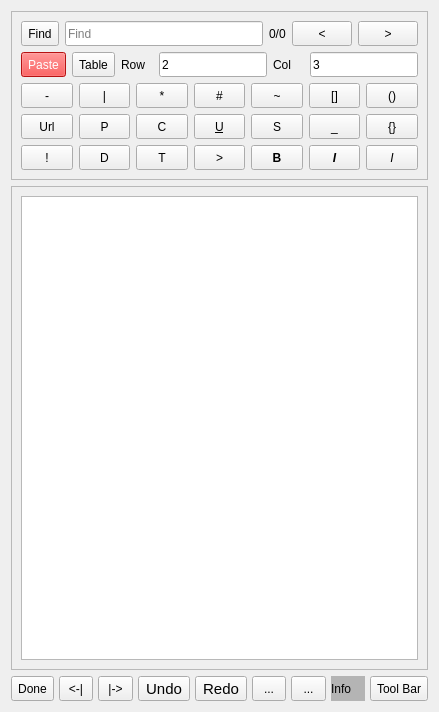
The window that src/Notes/Notes.ui (ic005k/Knot-Legacy) describes before a commit, drawn with Qt 5.
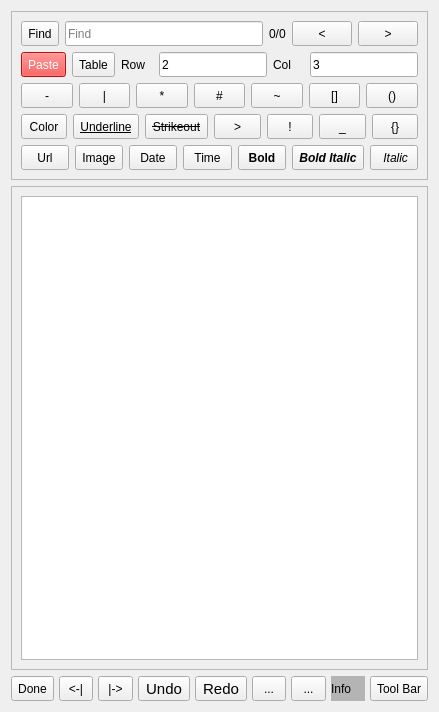
The same window after the commit. Icons and pictures are not drawn.

```diff
--- a/src/Notes/Notes.ui
+++ b/src/Notes/Notes.ui
@@ -482,79 +482,6 @@
       </item>
       <item>
        <layout class="QHBoxLayout" name="horizontalLayout">
-        <item>
-         <widget class="QToolButton" name="btnLink">
-          <property name="sizePolicy">
-           <sizepolicy hsizetype="Preferred" vsizetype="Fixed">
-            <horstretch>0</horstretch>
-            <verstretch>0</verstretch>
-           </sizepolicy>
-          </property>
-          <property name="minimumSize">
-           <size>
-            <width>0</width>
-            <height>25</height>
-           </size>
-          </property>
-          <property name="maximumSize">
-           <size>
-            <width>16777215</width>
-            <height>25</height>
-           </size>
-          </property>
-          <property name="text">
-           <string>Url</string>
-          </property>
-          <property name="icon">
-           <iconset resource="../../res.qrc">
-            <normaloff>:/res/url_l.png</normaloff>:/res/url_l.png</iconset>
-          </property>
-          <property name="iconSize">
-           <size>
-            <width>20</width>
-            <height>20</height>
-           </size>
-          </property>
-         </widget>
-        </item>
-        <item>
-         <widget class="QToolButton" name="btnPic">
-          <property name="sizePolicy">
-           <sizepolicy hsizetype="Preferred" vsizetype="Fixed">
-            <horstretch>0</horstretch>
-            <verstretch>0</verstretch>
-           </sizepolicy>
-          </property>
-          <property name="minimumSize">
-           <size>
-            <width>0</width>
-            <height>25</height>
-           </size>
-          </property>
-          <property name="maximumSize">
-           <size>
-            <width>16777215</width>
-            <height>25</height>
-           </size>
-          </property>
-          <property name="text">
-           <string>P</string>
-          </property>
-          <property name="icon">
-           <iconset resource="../../res.qrc">
-            <normaloff>:/res/pic.png</normaloff>:/res/pic.png</iconset>
-          </property>
-          <property name="iconSize">
-           <size>
-            <width>20</width>
-            <height>20</height>
-           </size>
-          </property>
-          <property name="toolButtonStyle">
-           <enum>Qt::ToolButtonIconOnly</enum>
-          </property>
-         </widget>
-        </item>
         <item>
          <widget class="QToolButton" name="btnColor">
           <property name="sizePolicy">
@@ -576,7 +503,7 @@
            </size>
           </property>
           <property name="text">
-           <string>C</string>
+           <string>Color</string>
           </property>
           <property name="icon">
            <iconset resource="../../res.qrc">
@@ -588,6 +515,9 @@
             <height>20</height>
            </size>
           </property>
+          <property name="toolButtonStyle">
+           <enum>Qt::ToolButtonTextOnly</enum>
+          </property>
          </widget>
         </item>
         <item>
@@ -616,7 +546,7 @@
            </font>
           </property>
           <property name="text">
-           <string>U</string>
+           <string>Underline</string>
           </property>
           <property name="icon">
            <iconset resource="../../res.qrc">
@@ -628,6 +558,9 @@
             <height>20</height>
            </size>
           </property>
+          <property name="toolButtonStyle">
+           <enum>Qt::ToolButtonTextOnly</enum>
+          </property>
          </widget>
         </item>
         <item>
@@ -650,8 +583,13 @@
             <height>25</height>
            </size>
           </property>
+          <property name="font">
+           <font>
+            <strikeout>true</strikeout>
+           </font>
+          </property>
           <property name="text">
-           <string>S</string>
+           <string>Strikeout</string>
           </property>
           <property name="icon">
            <iconset resource="../../res.qrc">
@@ -663,6 +601,59 @@
             <height>20</height>
            </size>
           </property>
+          <property name="toolButtonStyle">
+           <enum>Qt::ToolButtonTextOnly</enum>
+          </property>
+         </widget>
+        </item>
+        <item>
+         <widget class="QToolButton" name="btnReference">
+          <property name="sizePolicy">
+           <sizepolicy hsizetype="Preferred" vsizetype="Fixed">
+            <horstretch>0</horstretch>
+            <verstretch>0</verstretch>
+           </sizepolicy>
+          </property>
+          <property name="minimumSize">
+           <size>
+            <width>0</width>
+            <height>25</height>
+           </size>
+          </property>
+          <property name="maximumSize">
+           <size>
+            <width>16777215</width>
+            <height>25</height>
+           </size>
+          </property>
+          <property name="text">
+           <string>&gt;</string>
+          </property>
+         </widget>
+        </item>
+        <item>
+         <widget class="QToolButton" name="btnS11">
+          <property name="sizePolicy">
+           <sizepolicy hsizetype="Preferred" vsizetype="Fixed">
+            <horstretch>0</horstretch>
+            <verstretch>0</verstretch>
+           </sizepolicy>
+          </property>
+          <property name="minimumSize">
+           <size>
+            <width>0</width>
+            <height>25</height>
+           </size>
+          </property>
+          <property name="maximumSize">
+           <size>
+            <width>16777215</width>
+            <height>25</height>
+           </size>
+          </property>
+          <property name="text">
+           <string>!</string>
+          </property>
          </widget>
         </item>
         <item>
@@ -720,7 +711,7 @@
       <item>
        <layout class="QHBoxLayout" name="horizontalLayout_2">
         <item>
-         <widget class="QToolButton" name="btnS11">
+         <widget class="QToolButton" name="btnLink">
           <property name="sizePolicy">
            <sizepolicy hsizetype="Preferred" vsizetype="Fixed">
             <horstretch>0</horstretch>
@@ -740,7 +731,58 @@
            </size>
           </property>
           <property name="text">
-           <string>!</string>
+           <string>Url</string>
+          </property>
+          <property name="icon">
+           <iconset resource="../../res.qrc">
+            <normaloff>:/res/url_l.png</normaloff>:/res/url_l.png</iconset>
+          </property>
+          <property name="iconSize">
+           <size>
+            <width>20</width>
+            <height>20</height>
+           </size>
+          </property>
+          <property name="toolButtonStyle">
+           <enum>Qt::ToolButtonTextOnly</enum>
+          </property>
+         </widget>
+        </item>
+        <item>
+         <widget class="QToolButton" name="btnPic">
+          <property name="sizePolicy">
+           <sizepolicy hsizetype="Preferred" vsizetype="Fixed">
+            <horstretch>0</horstretch>
+            <verstretch>0</verstretch>
+           </sizepolicy>
+          </property>
+          <property name="minimumSize">
+           <size>
+            <width>0</width>
+            <height>25</height>
+           </size>
+          </property>
+          <property name="maximumSize">
+           <size>
+            <width>16777215</width>
+            <height>25</height>
+           </size>
+          </property>
+          <property name="text">
+           <string>Image</string>
+          </property>
+          <property name="icon">
+           <iconset resource="../../res.qrc">
+            <normaloff>:/res/pic.png</normaloff>:/res/pic.png</iconset>
+          </property>
+          <property name="iconSize">
+           <size>
+            <width>20</width>
+            <height>20</height>
+           </size>
+          </property>
+          <property name="toolButtonStyle">
+           <enum>Qt::ToolButtonTextOnly</enum>
           </property>
          </widget>
         </item>
@@ -765,7 +807,7 @@
            </size>
           </property>
           <property name="text">
-           <string>D</string>
+           <string>Date</string>
           </property>
          </widget>
         </item>
@@ -790,32 +832,7 @@
            </size>
           </property>
           <property name="text">
-           <string>T</string>
-          </property>
-         </widget>
-        </item>
-        <item>
-         <widget class="QToolButton" name="btnReference">
-          <property name="sizePolicy">
-           <sizepolicy hsizetype="Preferred" vsizetype="Fixed">
-            <horstretch>0</horstretch>
-            <verstretch>0</verstretch>
-           </sizepolicy>
-          </property>
-          <property name="minimumSize">
-           <size>
-            <width>0</width>
-            <height>25</height>
-           </size>
-          </property>
-          <property name="maximumSize">
-           <size>
-            <width>16777215</width>
-            <height>25</height>
-           </size>
-          </property>
-          <property name="text">
-           <string>&gt;</string>
+           <string>Time</string>
           </property>
          </widget>
         </item>
@@ -845,7 +862,7 @@
            </font>
           </property>
           <property name="text">
-           <string>B</string>
+           <string>Bold</string>
           </property>
           <property name="icon">
            <iconset resource="../../res.qrc">
@@ -857,6 +874,9 @@
             <height>20</height>
            </size>
           </property>
+          <property name="toolButtonStyle">
+           <enum>Qt::ToolButtonTextOnly</enum>
+          </property>
          </widget>
         </item>
         <item>
@@ -886,7 +906,7 @@
            </font>
           </property>
           <property name="text">
-           <string>I</string>
+           <string>Bold Italic</string>
           </property>
           <property name="icon">
            <iconset resource="../../res.qrc">
@@ -898,6 +918,9 @@
             <height>20</height>
            </size>
           </property>
+          <property name="toolButtonStyle">
+           <enum>Qt::ToolButtonTextOnly</enum>
+          </property>
          </widget>
         </item>
         <item>
@@ -926,7 +949,7 @@
            </font>
           </property>
           <property name="text">
-           <string>I</string>
+           <string> Italic</string>
           </property>
           <property name="icon">
            <iconset resource="../../res.qrc">
@@ -938,6 +961,9 @@
             <height>20</height>
            </size>
           </property>
+          <property name="toolButtonStyle">
+           <enum>Qt::ToolButtonTextOnly</enum>
+          </property>
          </widget>
         </item>
        </layout>
```
